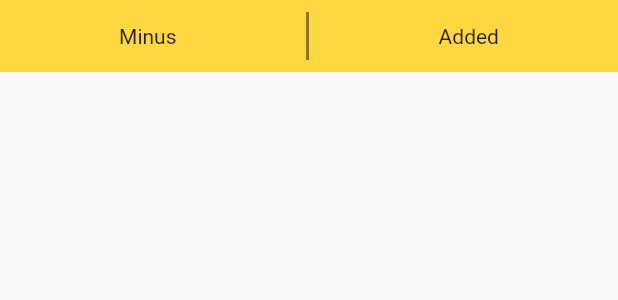
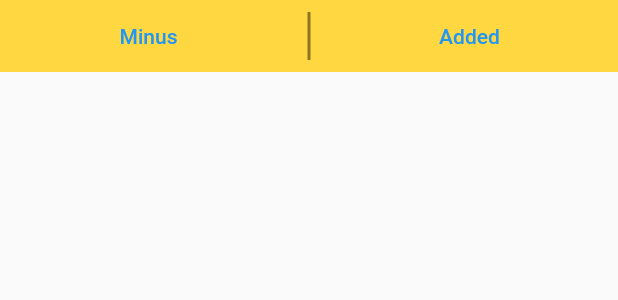
Before and after one commit to JoshuaBiong/hain, a Flutter app: the SelectionMiddle widget shown alone on an empty page, opened directly, on a phone screen of 412 x 824 dp. Shown: the top 300 px of the screen. Run offline on Flutter 3.47's test engine with Material 2 defaults, Android fonts, the phone set to English and light mode, and no system bars.

```diff
--- a/lib/pages/homepage/homapge.dart
+++ b/lib/homapge.dart
@@ -1,5 +1,5 @@
 import 'package:flutter/material.dart';
-import 'package:hain/cattile.dart';
+import 'package:hain/util/cattile.dart';
 
 class Homepage extends StatelessWidget {
   const Homepage({super.key});
--- a/lib/pages/category_page/categorypage.dart
+++ b/lib/pages/category_page/categorypage.dart
@@ -1,6 +1,6 @@
 import 'package:flutter/material.dart';
 import 'package:hain/pages/category_page/catpagetop.dart';
-import 'package:hain/selectionaddmin.dart';
+import 'package:hain/util/selectionaddmin.dart';
 
 class CategoryPage extends StatelessWidget {
   final String catName;
--- a/lib/util/selectionaddmin.dart
+++ b/lib/util/selectionaddmin.dart
@@ -11,17 +11,25 @@ class SelectionMiddle extends StatelessWidget {
         width: double.infinity,
         height: 48,
         decoration: const BoxDecoration(color: Colors.amberAccent),
-        child: const Row(
+        child: Row(
           mainAxisAlignment: MainAxisAlignment.spaceEvenly,
           children: [
-            Text("Minus"),
-            VerticalDivider(
+            TextButton(
+                onPressed: () {
+                  print("Minus Click");
+                },
+                child: const Text("Minus")),
+            const VerticalDivider(
               thickness: 2,
               indent: 8,
               endIndent: 8,
               color: Colors.black45,
             ),
-            Text("Added"),
+            TextButton(
+                onPressed: () {
+                  print("Added Click");
+                },
+                child: const Text("Added")),
           ],
         ),
       ),
```
